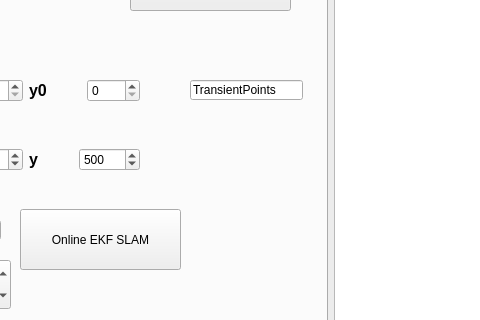
Before: the Qt Designer form eic_test.ui in bill-lee/EIC_Final, drawn with Qt 5; both pictures show x 237 to 717 and y 335 to 655 of the 1136 by 780 pixel window.
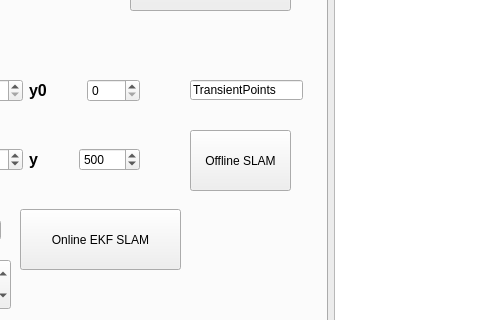
After: the same form once the commit is applied. The open tabs and pages were chosen to show the change.

```diff
--- a/eic_test.ui
+++ b/eic_test.ui
@@ -2598,6 +2598,19 @@
             <string>SaveName</string>
            </property>
           </widget>
+          <widget class="QPushButton" name="pushButton_slam_offline">
+           <property name="geometry">
+            <rect>
+             <x>400</x>
+             <y>380</y>
+             <width>101</width>
+             <height>61</height>
+            </rect>
+           </property>
+           <property name="text">
+            <string>Offline SLAM</string>
+           </property>
+          </widget>
          </widget>
         </widget>
        </item>
```
Left out of the diff: 35 changed lines with no effect on the pictures.
